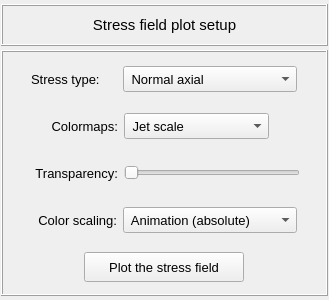
First picture: the form in pulse/interface/data/ui_files/plots/results/structural/plot_stresses_field_for_static_analysis.ui, repository open-pulse/OpenPulse, before the edit.
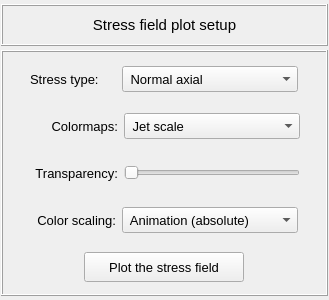
Second picture: the form after the edit.

```diff
--- a/pulse/interface/data/ui_files/plots/results/structural/plot_stresses_field_for_static_analysis.ui
+++ b/pulse/interface/data/ui_files/plots/results/structural/plot_stresses_field_for_static_analysis.ui
@@ -237,13 +237,13 @@
           <widget class="QComboBox" name="comboBox_color_scale">
            <property name="minimumSize">
             <size>
-             <width>174</width>
+             <width>176</width>
              <height>26</height>
             </size>
            </property>
            <property name="maximumSize">
             <size>
-             <width>174</width>
+             <width>200</width>
              <height>26</height>
             </size>
            </property>
@@ -388,13 +388,13 @@
           <widget class="QComboBox" name="comboBox_stress_type">
            <property name="minimumSize">
             <size>
-             <width>174</width>
+             <width>176</width>
              <height>26</height>
             </size>
            </property>
            <property name="maximumSize">
             <size>
-             <width>174</width>
+             <width>200</width>
              <height>26</height>
             </size>
            </property>
@@ -569,13 +569,13 @@
              <widget class="QComboBox" name="comboBox_colormaps">
               <property name="minimumSize">
                <size>
-                <width>120</width>
+                <width>176</width>
                 <height>26</height>
                </size>
               </property>
               <property name="maximumSize">
                <size>
-                <width>176</width>
+                <width>200</width>
                 <height>26</height>
                </size>
               </property>
@@ -641,19 +641,6 @@
               </item>
              </widget>
             </item>
-            <item row="0" column="1">
-             <spacer name="horizontalSpacer_5">
-              <property name="orientation">
-               <enum>Qt::Horizontal</enum>
-              </property>
-              <property name="sizeHint" stdset="0">
-               <size>
-                <width>40</width>
-                <height>20</height>
-               </size>
-              </property>
-             </spacer>
-            </item>
            </layout>
           </widget>
          </item>
```
Left out of the diff: 2 changed lines with no effect on the pictures.
